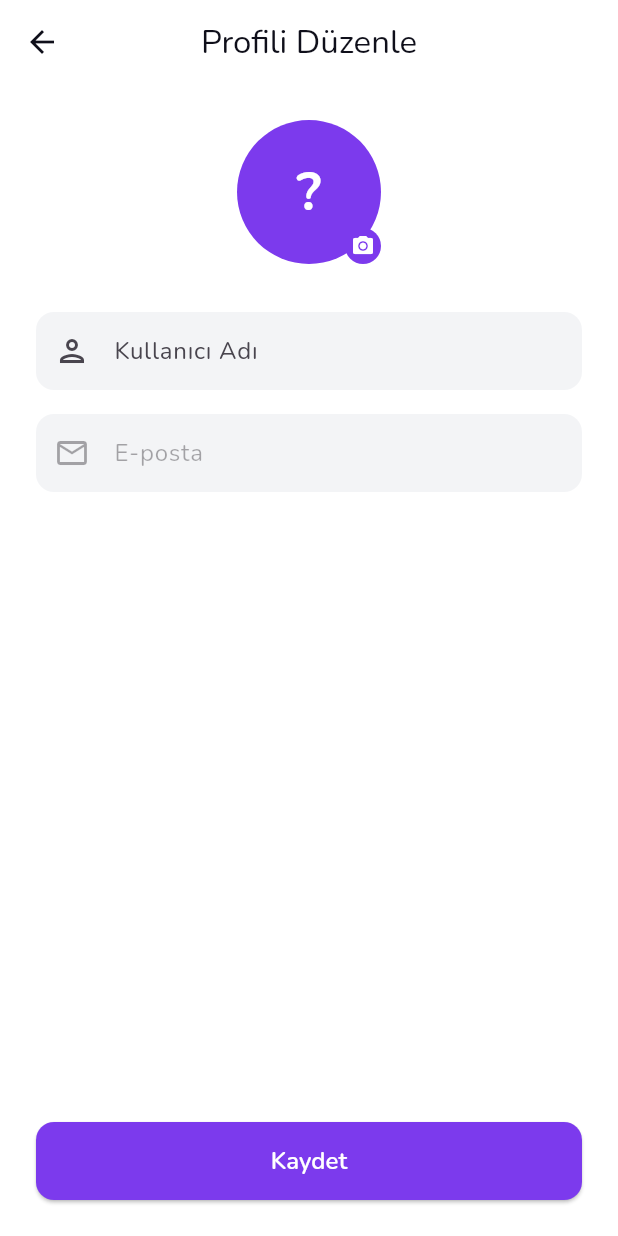
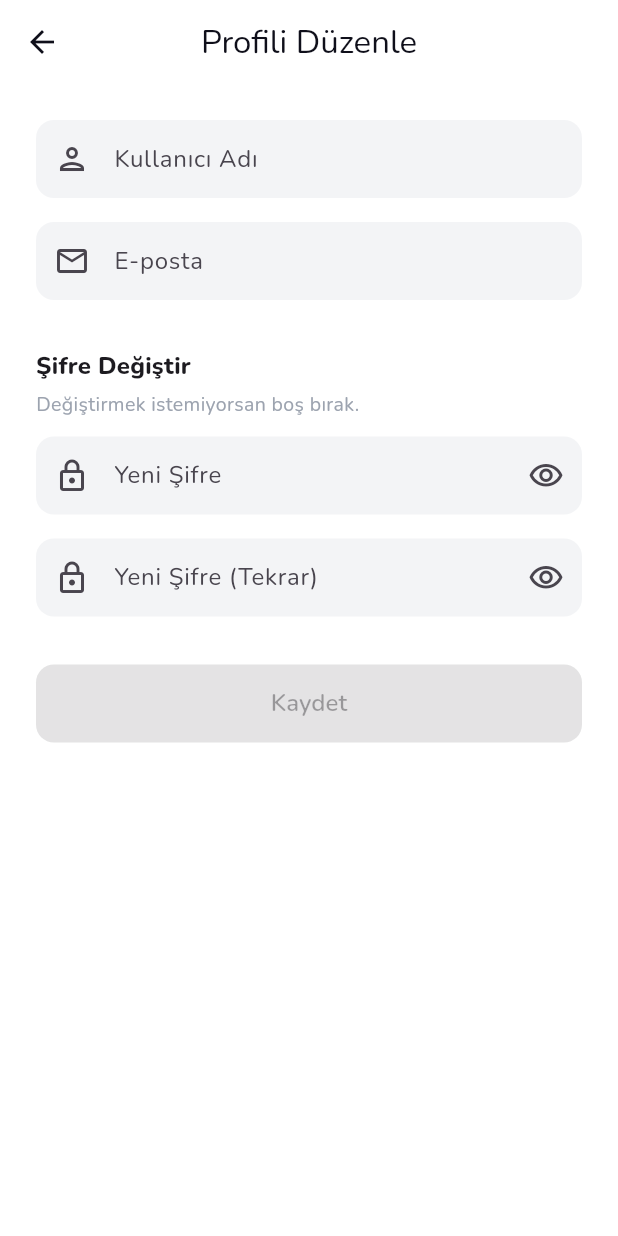
Before and after one commit to mucahit64/pracby_mobile, a Flutter app: the EditProfileScreen screen opened by its route, on a phone screen of 412 x 824 dp. Run offline on Flutter 3.47's test engine with Material 3 defaults, Android fonts, the phone set to English and light mode, and no system bars; our stand-ins replace cached_network_image, connectivity_plus, dio, flutter_cache_manager, flutter_html, flutter_riverpod and 5 more; accounts and stored records are empty.

Commit message:
feat(profile): e-posta ve şifre değiştirme
- Profili Düzenle: kullanıcı adı, e-posta, yeni şifre (+ tekrar);
  mevcut şifre yalnızca e-posta/şifre değişince istenir
- Yalnızca değişen alanlar gönderilir; 401/409 hataları ilgili alanın
  altında gösterilir; işlevsiz kamera ikonu kaldırıldı
- Düzeltme: updateProfile snake_case alan gönderiyordu (current_password,
  new_password...). API bunları sessizce yok sayıp 200 döndüğü için şifre
  değişmiyordu. Artık camelCase; dailyGoalXp metin olarak gider
- Repository için test

Co-Authored-By: Claude Opus 5.5 <noreply@anthropic.com>

```diff
--- a/lib/features/profile/presentation/screens/edit_profile_screen.dart
+++ b/lib/features/profile/presentation/screens/edit_profile_screen.dart
@@ -1,11 +1,15 @@
 import 'package:flutter/material.dart';
 import 'package:flutter_riverpod/flutter_riverpod.dart';
 import 'package:go_router/go_router.dart';
+import 'package:pracby_mobile/core/api/api_exception.dart';
 import 'package:pracby_mobile/core/theme/app_colors.dart';
 import 'package:pracby_mobile/core/widgets/pb_button.dart';
 import 'package:pracby_mobile/features/auth/presentation/providers/auth_provider.dart';
 import 'package:pracby_mobile/features/profile/data/user_repository.dart';
 
+/// Username, email and password, like the web `/profile/edit` (docs 11.5).
+/// Only changed fields are sent; the current password is asked for (and
+/// required) only when the email or password changes.
 class EditProfileScreen extends ConsumerStatefulWidget {
   const EditProfileScreen({super.key});
 
@@ -13,25 +17,60 @@ class EditProfileScreen extends ConsumerStatefulWidget {
   ConsumerState<EditProfileScreen> createState() => _EditProfileScreenState();
 }
 
+/// API-side username rule (`UpdateProfileSchema`).
+final _usernamePattern = RegExp(r'^[a-z0-9._]+$');
+final _emailPattern = RegExp(r'^[^\s@]+@[^\s@]+\.[^\s@]+$');
+
+enum _Field { username, email, currentPassword, newPassword }
+
 class _EditProfileScreenState extends ConsumerState<EditProfileScreen> {
   final _formKey = GlobalKey<FormState>();
-  late final TextEditingController _usernameController;
-  late final TextEditingController _emailController;
+  final _username = TextEditingController();
+  final _email = TextEditingController();
+  final _currentPassword = TextEditingController();
+  final _newPassword = TextEditingController();
+  final _confirmPassword = TextEditingController();
+
+  late final String _originalUsername;
+  late final String _originalEmail;
+  bool _saving = false;
+  bool _showPasswords = false;
+
+  /// Errors from the server, shown under their field until it is edited.
+  final _serverErrors = <_Field, String>{};
 
   @override
   void initState() {
     super.initState();
     final user = ref.read(authStateProvider).valueOrNull;
-    _usernameController = TextEditingController(text: user?.username ?? '');
-    _emailController = TextEditingController(text: user?.email ?? '');
+    _originalUsername = user?.username ?? '';
+    _originalEmail = user?.email ?? '';
+    _username.text = _originalUsername;
+    _email.text = _originalEmail;
+    for (final c in [_username, _email, _newPassword, _confirmPassword]) {
+      c.addListener(() => setState(() {}));
+    }
   }
 
   @override
   void dispose() {
-    _usernameController.dispose();
-    _emailController.dispose();
+    for (final c in [
+      _username,
+      _email,
+      _currentPassword,
+      _newPassword,
+      _confirmPassword,
+    ]) {
+      c.dispose();
+    }
     super.dispose();
   }
+
+  bool get _usernameChanged => _username.text.trim() != _originalUsername;
+  bool get _emailChanged => _email.text.trim() != _originalEmail;
+  bool get _passwordChanged => _newPassword.text.isNotEmpty;
+  bool get _needsCurrentPassword => _emailChanged || _passwordChanged;
+  bool get _hasChanges => _usernameChanged || _emailChanged || _passwordChanged;
 
   @override
   Widget build(BuildContext context) {
@@ -44,103 +83,212 @@ class _EditProfileScreenState extends ConsumerState<EditProfileScreen> {
         ),
       ),
       body: SafeArea(
-        child: Padding(
-          padding: const EdgeInsets.all(24),
         child: Form(
           key: _formKey,
-            child: Column(
-              crossAxisAlignment: CrossAxisAlignment.stretch,
+          child: ListView(
+            padding: const EdgeInsets.all(24),
             children: [
-                Center(
-                  child: Stack(
-                    children: [
-                      CircleAvatar(
-                        radius: 48,
-                        backgroundColor: AppColors.primary,
-                        child: Text(
-                          _usernameController.text.isNotEmpty
-                              ? _usernameController.text[0].toUpperCase()
-                              : '?',
-                          style: const TextStyle(
-                            fontSize: 36,
-                            fontWeight: FontWeight.w700,
-                            color: AppColors.white,
-                          ),
-                        ),
-                      ),
-                      Positioned(
-                        bottom: 0,
-                        right: 0,
-                        child: Container(
-                          padding: const EdgeInsets.all(4),
-                          decoration: const BoxDecoration(
-                            color: AppColors.primary,
-                            shape: BoxShape.circle,
-                          ),
-                          child: const Icon(
-                            Icons.camera_alt,
-                            color: AppColors.white,
-                            size: 16,
-                          ),
-                        ),
-                      ),
-                    ],
-                  ),
-                ),
-                const SizedBox(height: 32),
               TextFormField(
-                  controller: _usernameController,
+                controller: _username,
                 decoration: const InputDecoration(
                   labelText: 'Kullanıcı Adı',
                   prefixIcon: Icon(Icons.person_outlined),
                 ),
+                autocorrect: false,
+                textInputAction: TextInputAction.next,
+                forceErrorText: _serverErrors[_Field.username],
+                onChanged: (v) {
+                  // Usernames are lowercase; fix it while typing.
+                  final lower = v.toLowerCase();
+                  if (lower != v) {
+                    _username.value = _username.value.copyWith(text: lower);
+                  }
+                  _clearServerError(_Field.username);
+                },
                 validator: (value) {
-                    if (value == null || value.trim().isEmpty) {
-                      return 'Kullanıcı adı gerekli';
+                  final v = value?.trim() ?? '';
+                  if (v.length < 3 || v.length > 30) {
+                    return 'Kullanıcı adı 3-30 karakter olmalı';
+                  }
+                  if (!_usernamePattern.hasMatch(v)) {
+                    return 'Sadece küçük harf, rakam, nokta ve alt çizgi '
+                        'kullanılabilir';
                   }
                   return null;
                 },
               ),
               const SizedBox(height: 16),
               TextFormField(
-                  controller: _emailController,
+                controller: _email,
                 decoration: const InputDecoration(
                   labelText: 'E-posta',
                   prefixIcon: Icon(Icons.email_outlined),
                 ),
-                  enabled: false,
+                keyboardType: TextInputType.emailAddress,
+                autocorrect: false,
+                textInputAction: TextInputAction.next,
+                forceErrorText: _serverErrors[_Field.email],
+                onChanged: (_) => _clearServerError(_Field.email),
+                validator: (value) =>
+                    _emailPattern.hasMatch(value?.trim() ?? '')
+                    ? null
+                    : 'Geçerli bir e-posta adresi gir',
               ),
-                const Spacer(),
+              const SizedBox(height: 32),
+              Text(
+                'Şifre Değiştir',
+                style: Theme.of(
+                  context,
+                ).textTheme.titleMedium?.copyWith(fontWeight: FontWeight.w800),
+              ),
+              const SizedBox(height: 4),
+              const Text(
+                'Değiştirmek istemiyorsan boş bırak.',
+                style: TextStyle(fontSize: 13, color: AppColors.grey400),
+              ),
+              const SizedBox(height: 12),
+              _passwordField(
+                controller: _newPassword,
+                label: 'Yeni Şifre',
+                field: _Field.newPassword,
+                validator: (v) => (v ?? '').isNotEmpty && v!.length < 6
+                    ? 'Yeni şifre en az 6 karakter olmalı'
+                    : null,
+              ),
+              const SizedBox(height: 16),
+              _passwordField(
+                controller: _confirmPassword,
+                label: 'Yeni Şifre (Tekrar)',
+                validator: (v) => _passwordChanged && v != _newPassword.text
+                    ? 'Şifreler eşleşmiyor'
+                    : null,
+              ),
+              // Asked for only when it is needed: email or password change.
+              AnimatedSize(
+                duration: const Duration(milliseconds: 200),
+                child: _needsCurrentPassword
+                    ? Padding(
+                        padding: const EdgeInsets.only(top: 32),
+                        child: _passwordField(
+                          controller: _currentPassword,
+                          label: 'Mevcut Şifre',
+                          field: _Field.currentPassword,
+                          helper: 'E-posta veya şifre değiştirmek için gerekli',
+                          validator: (v) =>
+                              (v ?? '').isEmpty ? 'Mevcut şifreni gir' : null,
+                        ),
+                      )
+                    : const SizedBox(width: double.infinity),
+              ),
+              const SizedBox(height: 32),
               PbButton(
                 text: 'Kaydet',
-                  onPressed: _handleSave,
+                isLoading: _saving,
+                onPressed: _hasChanges && !_saving ? _save : null,
               ),
             ],
-            ),
           ),
         ),
       ),
     );
   }
 
-  Future<void> _handleSave() async {
+  Widget _passwordField({
+    required TextEditingController controller,
+    required String label,
+    required String? Function(String?) validator,
+    _Field? field,
+    String? helper,
+  }) {
+    return TextFormField(
+      controller: controller,
+      obscureText: !_showPasswords,
+      autocorrect: false,
+      enableSuggestions: false,
+      decoration: InputDecoration(
+        labelText: label,
+        helperText: helper,
+        prefixIcon: const Icon(Icons.lock_outlined),
+        suffixIcon: IconButton(
+          tooltip: _showPasswords ? 'Şifreyi gizle' : 'Şifreyi göster',
+          icon: Icon(
+            _showPasswords
+                ? Icons.visibility_off_outlined
+                : Icons.visibility_outlined,
+          ),
+          onPressed: () => setState(() => _showPasswords = !_showPasswords),
+        ),
+      ),
+      forceErrorText: field == null ? null : _serverErrors[field],
+      onChanged: field == null ? null : (_) => _clearServerError(field),
+      validator: validator,
+    );
+  }
+
+  void _clearServerError(_Field field) {
+    if (_serverErrors.remove(field) != null) setState(() {});
+  }
+
+  Future<void> _save() async {
+    setState(_serverErrors.clear);
     if (!_formKey.currentState!.validate()) return;
 
+    setState(() => _saving = true);
+    final messenger = ScaffoldMessenger.of(context);
     try {
-      await ref.read(userRepositoryProvider).updateProfile(
-            username: _usernameController.text.trim(),
+      await ref
+          .read(userRepositoryProvider)
+          .updateProfile(
+            username: _usernameChanged ? _username.text.trim() : null,
+            email: _emailChanged ? _email.text.trim() : null,
+            newPassword: _passwordChanged ? _newPassword.text : null,
+            currentPassword: _needsCurrentPassword
+                ? _currentPassword.text
+                : null,
           );
       await ref.read(authStateProvider.notifier).refreshUser();
-      if (mounted) context.pop();
-    } catch (e) {
-      if (mounted) {
-        ScaffoldMessenger.of(context).showSnackBar(
-          SnackBar(
-            content: Text('Hata: $e'),
-            backgroundColor: AppColors.error,
+      messenger.showSnackBar(
+        const SnackBar(
+          content: Text('Profil güncellendi.'),
+          backgroundColor: AppColors.success,
         ),
       );
+      if (mounted) context.pop();
+    } on ApiException catch (e) {
+      if (!mounted) return;
+      final field = _fieldFor(e);
+      if (field != null) {
+        setState(() => _serverErrors[field] = _messageFor(e, field));
+      } else {
+        messenger.showSnackBar(
+          SnackBar(content: Text(e.message), backgroundColor: AppColors.error),
+        );
+      }
+    } finally {
+      if (mounted) setState(() => _saving = false);
     }
   }
+
+  /// Which field a server error belongs to (docs 11.5 error codes).
+  _Field? _fieldFor(ApiException e) {
+    if (e.statusCode == 401) return _Field.currentPassword;
+    if (e.statusCode == 409) {
+      return e.message.contains('e-posta') ? _Field.email : _Field.username;
+    }
+    for (final field in _Field.values) {
+      if (e.fieldErrors.containsKey(field.name)) return field;
+    }
+    return null;
+  }
+
+  /// The API's 401/409 messages are Turkish; validation ones are English.
+  String _messageFor(ApiException e, _Field field) {
+    if (e.statusCode == 401 || e.statusCode == 409) return e.message;
+    return switch (field) {
+      _Field.username => 'Bu kullanıcı adı kullanılamaz',
+      _Field.email => 'Geçerli bir e-posta adresi gir',
+      _Field.currentPassword => 'Mevcut şifreni gir',
+      _Field.newPassword => 'Yeni şifre en az 6 karakter olmalı',
+    };
   }
 }
```
Also changed, not shown: lib/features/profile/data/user_repository.dart (+13 -6 lines), 1 other file. Lines whose indentation alone changed are shown as unchanged.
